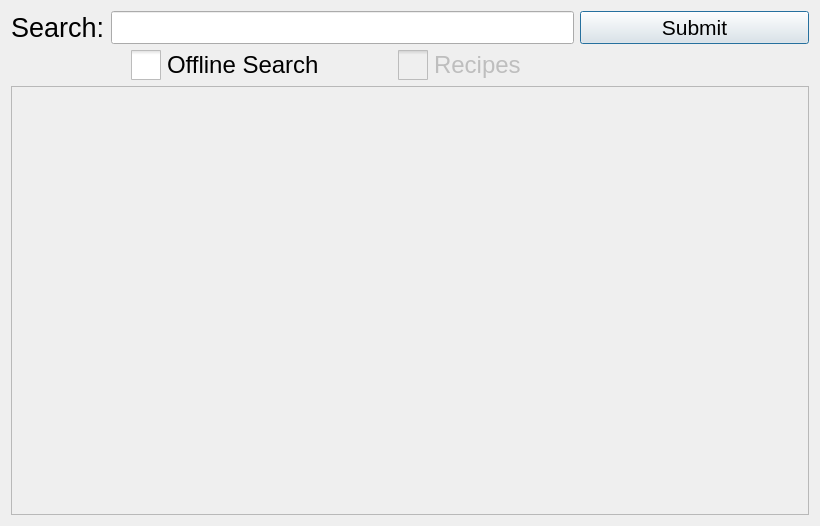
OpenFitnessPal/OpenFitnessPal, file ui/dialogs/FoodSearch.ui: the form before one commit.
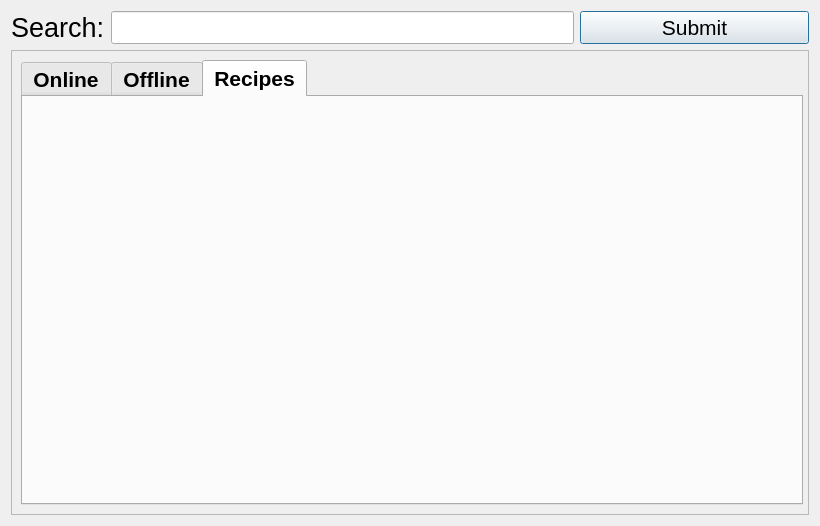
The form after the commit.

Commit message: switch FoodSearch to use tabs

Diff of the .ui file:
```diff
--- a/ui/dialogs/FoodSearch.ui
+++ b/ui/dialogs/FoodSearch.ui
@@ -14,23 +14,13 @@
    <string>Search</string>
   </property>
   <layout class="QGridLayout" name="gridLayout">
-   <item row="1" column="1" alignment="Qt::AlignmentFlag::AlignHCenter">
-    <widget class="QCheckBox" name="offline">
+   <item row="0" column="1" colspan="2">
+    <widget class="QLineEdit" name="searchBar">
      <property name="font">
       <font>
-       <pointsize>18</pointsize>
+       <pointsize>16</pointsize>
       </font>
      </property>
-     <property name="styleSheet">
-      <string notr="true">QCheckBox::indicator {
-     width: 30px;
-     height: 30px;
- }
-</string>
-     </property>
-     <property name="text">
-      <string>Offline Search</string>
-     </property>
     </widget>
    </item>
    <item row="0" column="0">
@@ -63,8 +53,11 @@
      </property>
     </widget>
    </item>
-   <item row="3" column="0" colspan="4">
+   <item row="2" column="0" colspan="4">
     <widget class="QScrollArea" name="scrollArea">
+     <property name="horizontalScrollBarPolicy">
+      <enum>Qt::ScrollBarPolicy::ScrollBarAlwaysOff</enum>
+     </property>
      <property name="widgetResizable">
       <bool>true</bool>
      </property>
@@ -74,44 +67,51 @@
         <x>0</x>
         <y>0</y>
         <width>800</width>
-        <height>423</height>
+        <height>463</height>
        </rect>
       </property>
-      <layout class="QVBoxLayout" name="results"/>
+      <layout class="QVBoxLayout" name="results">
+       <item>
+        <widget class="QTabWidget" name="tabWidget">
+         <property name="minimumSize">
+          <size>
+           <width>782</width>
+           <height>445</height>
+          </size>
+         </property>
+         <property name="font">
+          <font>
+           <pointsize>16</pointsize>
+           <bold>true</bold>
+          </font>
+         </property>
+         <property name="currentIndex">
+          <number>2</number>
+         </property>
+         <widget class="QWidget" name="online">
+          <attribute name="title">
+           <string>Online</string>
+          </attribute>
+          <layout class="QVBoxLayout" name="onlineWidgets"/>
+         </widget>
+         <widget class="QWidget" name="offline">
+          <attribute name="title">
+           <string>Offline</string>
+          </attribute>
+          <layout class="QVBoxLayout" name="offlineWidgets"/>
+         </widget>
+         <widget class="QWidget" name="recipes">
+          <attribute name="title">
+           <string>Recipes</string>
+          </attribute>
+          <layout class="QVBoxLayout" name="recipeWidgets"/>
+         </widget>
+        </widget>
+       </item>
+      </layout>
      </widget>
     </widget>
    </item>
-   <item row="0" column="1" colspan="2">
-    <widget class="QLineEdit" name="searchBar">
-     <property name="font">
-      <font>
-       <pointsize>16</pointsize>
-      </font>
-     </property>
-    </widget>
-   </item>
-   <item row="1" column="2" alignment="Qt::AlignmentFlag::AlignHCenter">
-    <widget class="QCheckBox" name="recipes">
-     <property name="enabled">
-      <bool>false</bool>
-     </property>
-     <property name="font">
-      <font>
-       <pointsize>18</pointsize>
-      </font>
-     </property>
-     <property name="styleSheet">
-      <string notr="true">QCheckBox::indicator {
-     width: 30px;
-     height: 30px;
- }
-</string>
-     </property>
-     <property name="text">
-      <string>Recipes</string>
-     </property>
-    </widget>
-   </item>
   </layout>
  </widget>
  <resources/>
```
Left out of the diff: 16 changed lines with no effect on the pictures. The commit also changes 6 other files.
